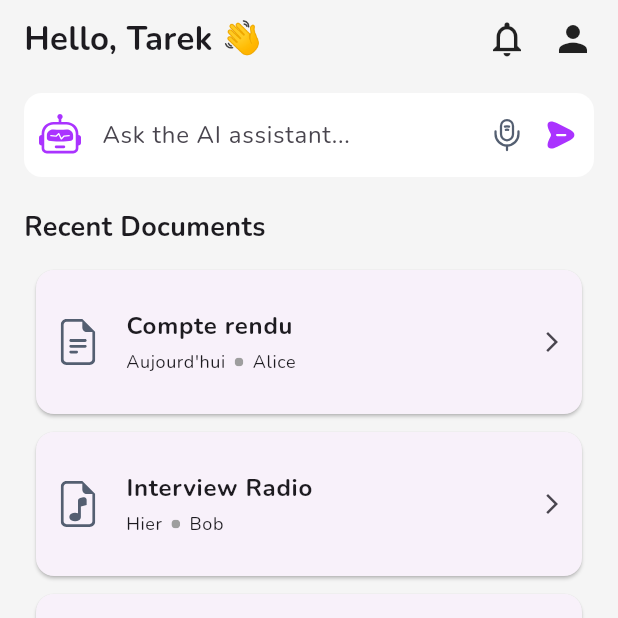
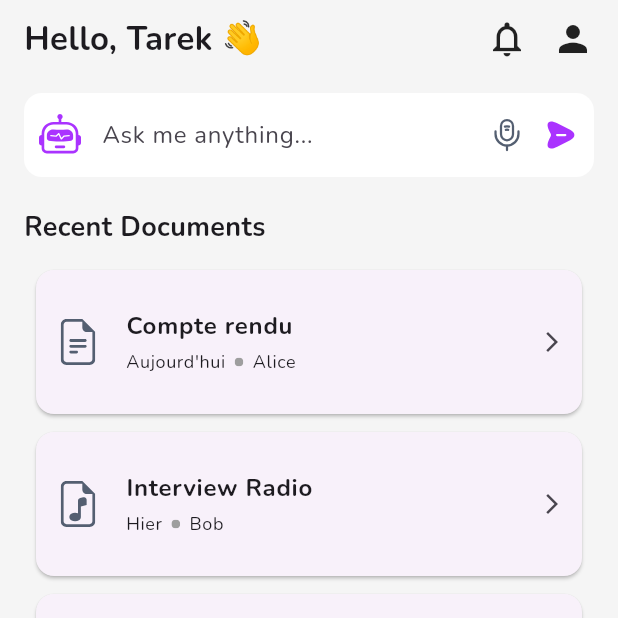
Before and after one commit to The-soulless12/Innov-Digital, a Flutter app: the screen it shows after launch, on a phone screen of 412 x 824 dp, the top half of it. Run offline on Flutter 3.47's test engine with Material 3 defaults, Android fonts, the phone set to English and light mode, and no system bars; our stand-ins replace flutter_svg.

Commit message:
small front-end fixes

```diff
--- a/innov_digital/lib/widgets/ai_search_bar.dart
+++ b/innov_digital/lib/widgets/ai_search_bar.dart
@@ -8,14 +8,10 @@ class AISearchBar extends StatelessWidget {
   Widget build(BuildContext context) {
     return TextField(
       decoration: InputDecoration(
-        hintText: 'Ask the AI assistant...',
+        hintText: 'Ask me anything...',
         prefixIcon: Padding(
           padding: const EdgeInsets.all(10.0),
-          child: SvgPicture.asset(
-            'assets/Robot.svg',
-            width: 24,
-            height: 24,
-          ),
+          child: SvgPicture.asset('assets/Robot.svg', width: 24, height: 24),
         ),
         suffixIcon: Padding(
           padding: const EdgeInsets.only(right: 10.0),
@@ -28,11 +24,7 @@ class AISearchBar extends StatelessWidget {
                 height: 24,
               ),
               const SizedBox(width: 12),
-              SvgPicture.asset(
-                'assets/send.svg',
-                width: 24,
-                height: 24,
-              ),
+              SvgPicture.asset('assets/send.svg', width: 24, height: 24),
             ],
           ),
         ),
```
